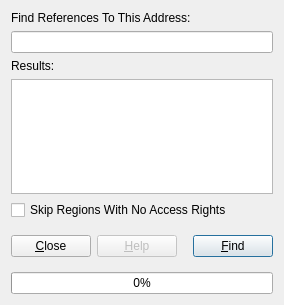
Before: the Qt Designer form plugins/References/DialogReferences.ui in eteran/edb-debugger, drawn with Qt 5.
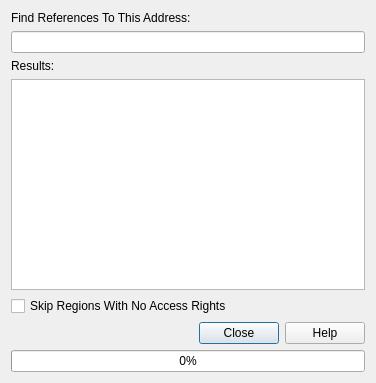
After: the same form once the commit is applied. Icons and pictures are not drawn.

Commit message: minor work towards a more consistent UI

```diff
--- a/plugins/References/DialogReferences.ui
+++ b/plugins/References/DialogReferences.ui
@@ -7,8 +7,8 @@
    <rect>
     <x>0</x>
     <y>0</y>
-    <width>284</width>
-    <height>305</height>
+    <width>376</width>
+    <height>383</height>
    </rect>
   </property>
   <property name="windowTitle">
@@ -56,60 +56,11 @@
     </widget>
    </item>
    <item>
-    <layout class="QHBoxLayout">
-     <item>
-      <widget class="QPushButton" name="btnClose">
-       <property name="text">
-        <string>&amp;Close</string>
-       </property>
-       <property name="icon">
-        <iconset theme="dialog-close">
-         <normaloff>.</normaloff>.</iconset>
-       </property>
-      </widget>
-     </item>
-     <item>
-      <widget class="QPushButton" name="btnHelp">
-       <property name="enabled">
-        <bool>false</bool>
-       </property>
-       <property name="text">
-        <string>&amp;Help</string>
-       </property>
-       <property name="icon">
-        <iconset theme="help-browser">
-         <normaloff>.</normaloff>.</iconset>
-       </property>
-      </widget>
-     </item>
-     <item>
-      <spacer>
-       <property name="orientation">
-        <enum>Qt::Horizontal</enum>
-       </property>
-       <property name="sizeHint" stdset="0">
-        <size>
-         <width>20</width>
-         <height>40</height>
-        </size>
-       </property>
-      </spacer>
-     </item>
-     <item>
-      <widget class="QPushButton" name="btnFind">
-       <property name="text">
-        <string>&amp;Find</string>
-       </property>
-       <property name="icon">
-        <iconset theme="edit-find">
-         <normaloff>.</normaloff>.</iconset>
-       </property>
-       <property name="default">
-        <bool>true</bool>
-       </property>
-      </widget>
-     </item>
-    </layout>
+    <widget class="QDialogButtonBox" name="buttonBox">
+     <property name="standardButtons">
+      <set>QDialogButtonBox::Close|QDialogButtonBox::Help</set>
+     </property>
+    </widget>
    </item>
    <item>
     <widget class="QProgressBar" name="progressBar">
```
Left out of the diff: 15 changed lines with no effect on the pictures. The commit also changes 2 other files.
